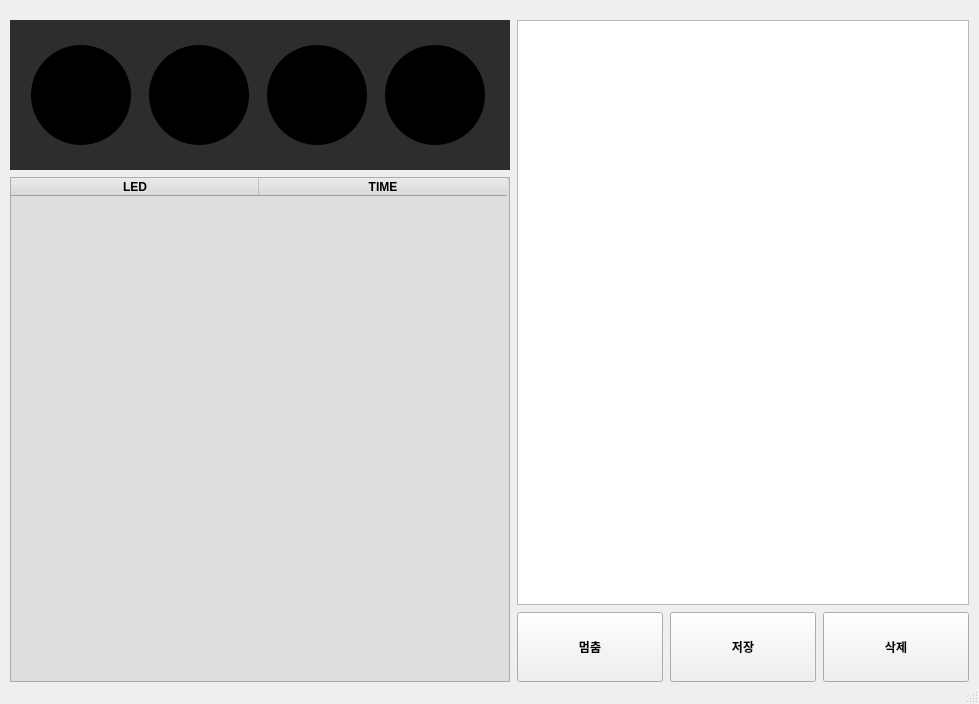
daehyuh/TrafficLightProject, file traffic_ui.ui: the form before one commit.
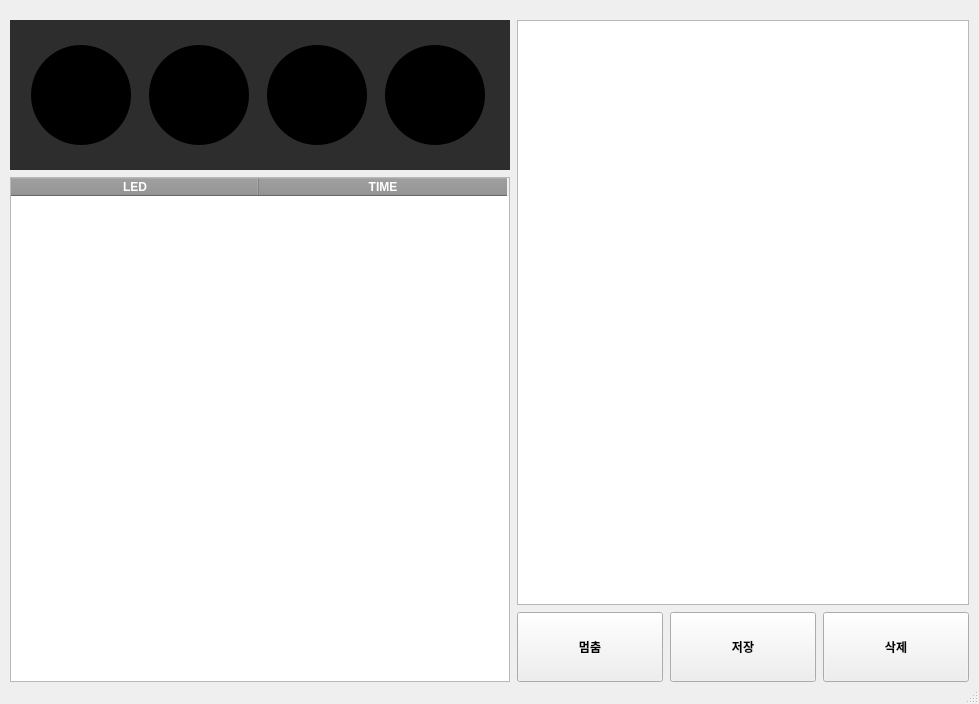
The form after the commit. Icons and pictures are not drawn.

Diff of the .ui file:
```diff
--- a/traffic_ui.ui
+++ b/traffic_ui.ui
@@ -91,11 +91,18 @@
          </font>
         </property>
         <property name="styleSheet">
-         <string notr="true">background-color: rgb(222, 222, 222);</string>
+         <string notr="true">QHeaderView::section {background-color:#909090;color:#FFFFFF;}
+section {background-color:#909090;color:#FFFFFF;}</string>
         </property>
         <property name="editTriggers">
          <set>QAbstractItemView::NoEditTriggers</set>
         </property>
+        <property name="alternatingRowColors">
+         <bool>true</bool>
+        </property>
+        <property name="rowCount">
+         <number>0</number>
+        </property>
         <attribute name="horizontalHeaderVisible">
          <bool>true</bool>
         </attribute>
```
